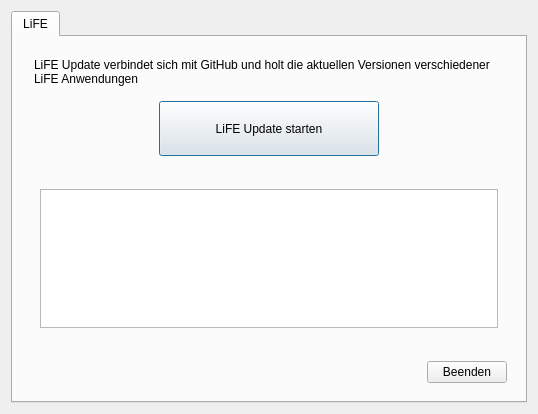
Before: the Qt Designer form main.ui in valueerrorx/life-update, drawn with Qt 5.
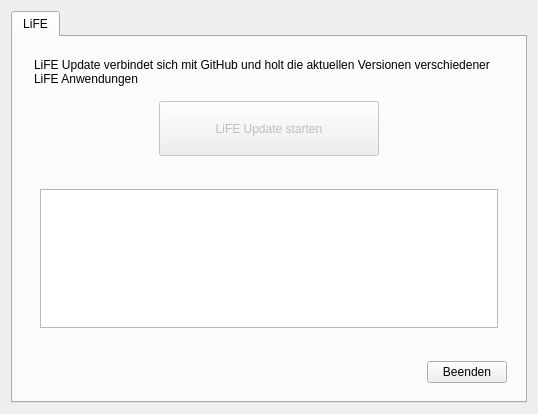
After: the same form once the commit is applied.

Patch:
```diff
--- a/main.ui
+++ b/main.ui
@@ -99,6 +99,9 @@
           </item>
           <item>
            <widget class="QPushButton" name="update">
+            <property name="enabled">
+             <bool>false</bool>
+            </property>
             <property name="minimumSize">
              <size>
               <width>220</width>
```
